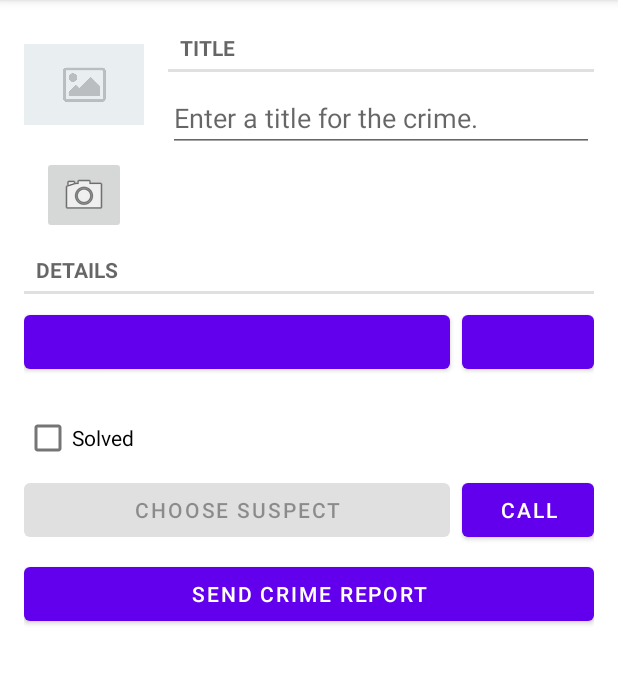
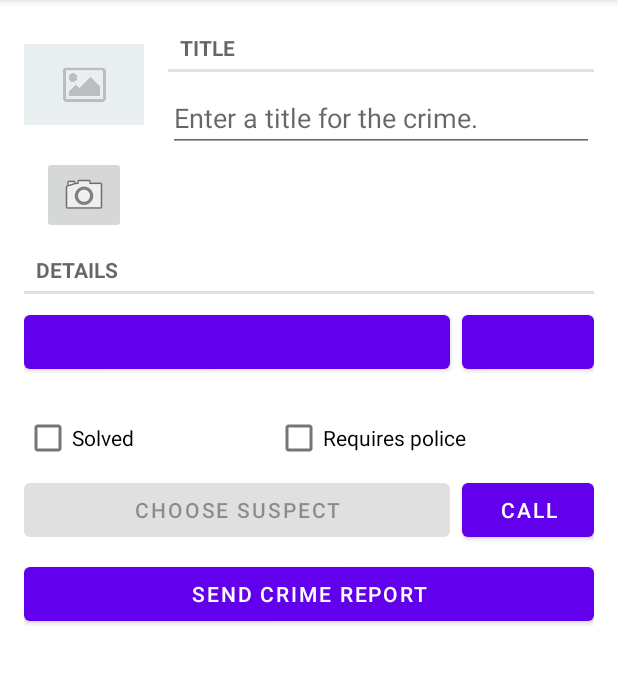
Before and after one commit to alisa-efremova/kotlin-exercises, an Android app: the screen it shows after launch (MainActivity), after a tap on "NEW CRIME", on a phone screen of 412 x 824 dp, the part 84-768 px from its top. Run offline under Robolectric (Android 15) with nearby library versions, the phone set to English and light mode, and no system bars; our stand-ins replace Room's generated code; 2 statements that could not run were skipped.

Commit message:
Add setting "require police" checkbox.

```diff
--- a/CriminalIntent/app/src/main/java/com/example/criminalintent/CrimeFragment.kt
+++ b/CriminalIntent/app/src/main/java/com/example/criminalintent/CrimeFragment.kt
@@ -38,6 +38,7 @@ class CrimeFragment : Fragment() {
     private lateinit var dateButton: Button
     private lateinit var timeButton: Button
     private lateinit var solvedCheckBox: CheckBox
+    private lateinit var requiresPoliceCheckBox: CheckBox
     private lateinit var reportButton: Button
     private lateinit var chooseSuspectButton: Button
     private lateinit var callSuspectButton: Button
@@ -118,6 +119,11 @@ class CrimeFragment : Fragment() {
 
         solvedCheckBox.apply {
             isChecked = crime.isSolved
+            jumpDrawablesToCurrentState()
+        }
+
+        requiresPoliceCheckBox.apply {
+            isChecked = crime.requiresPolice
             jumpDrawablesToCurrentState()
         }
 
@@ -320,10 +326,12 @@ class CrimeFragment : Fragment() {
     }
 
     private fun configureCheckboxListener() {
-        solvedCheckBox.apply {
-            setOnCheckedChangeListener { _, isChecked ->
-                crime.isSolved = isChecked
-            }
+        solvedCheckBox.setOnCheckedChangeListener { _, isChecked ->
+            crime.isSolved = isChecked
+        }
+
+        requiresPoliceCheckBox.setOnCheckedChangeListener { _, isChecked ->
+            crime.requiresPolice = isChecked
         }
     }
 
@@ -353,6 +361,7 @@ class CrimeFragment : Fragment() {
         dateButton = view.findViewById(R.id.date_button)
         timeButton = view.findViewById(R.id.time_button)
         solvedCheckBox = view.findViewById(R.id.solved_checkbox)
+        requiresPoliceCheckBox = view.findViewById(R.id.requires_police_checkbox)
         reportButton = view.findViewById(R.id.send_report_button)
         chooseSuspectButton = view.findViewById(R.id.choose_suspect_button)
         callSuspectButton = view.findViewById(R.id.call_suspect_button)
--- a/CriminalIntent/app/src/main/res/layout/fragment_crime.xml
+++ b/CriminalIntent/app/src/main/res/layout/fragment_crime.xml
@@ -73,6 +73,17 @@
         app:layout_constraintStart_toStartOf="parent"
         app:layout_constraintTop_toBottomOf="@+id/date_button" />
 
+    <CheckBox
+        android:id="@+id/requires_police_checkbox"
+        android:layout_width="wrap_content"
+        android:layout_height="0dp"
+        android:layout_marginStart="8dp"
+        android:text="@string/crime_requires_police"
+        app:layout_constraintBottom_toBottomOf="@+id/solved_checkbox"
+        app:layout_constraintEnd_toEndOf="parent"
+        app:layout_constraintStart_toEndOf="@+id/solved_checkbox"
+        app:layout_constraintTop_toTopOf="@+id/solved_checkbox" />
+
     <androidx.constraintlayout.widget.Group
         android:id="@+id/group"
         android:layout_width="wrap_content"
--- a/CriminalIntent/app/src/main/res/values/strings.xml
+++ b/CriminalIntent/app/src/main/res/values/strings.xml
@@ -4,6 +4,7 @@
     <string name="crime_title_label">Title</string>
     <string name="crime_details_label">Details</string>
     <string name="crime_solved_label">Solved</string>
+    <string name="crime_requires_police">Requires police</string>
     <string name="crime_call_police_label">Call police</string>
     <string name="new_crime">New Crime</string>
     <string name="no_crimes">No crimes so far</string>
```
Also changed, not shown: 1 other file.
